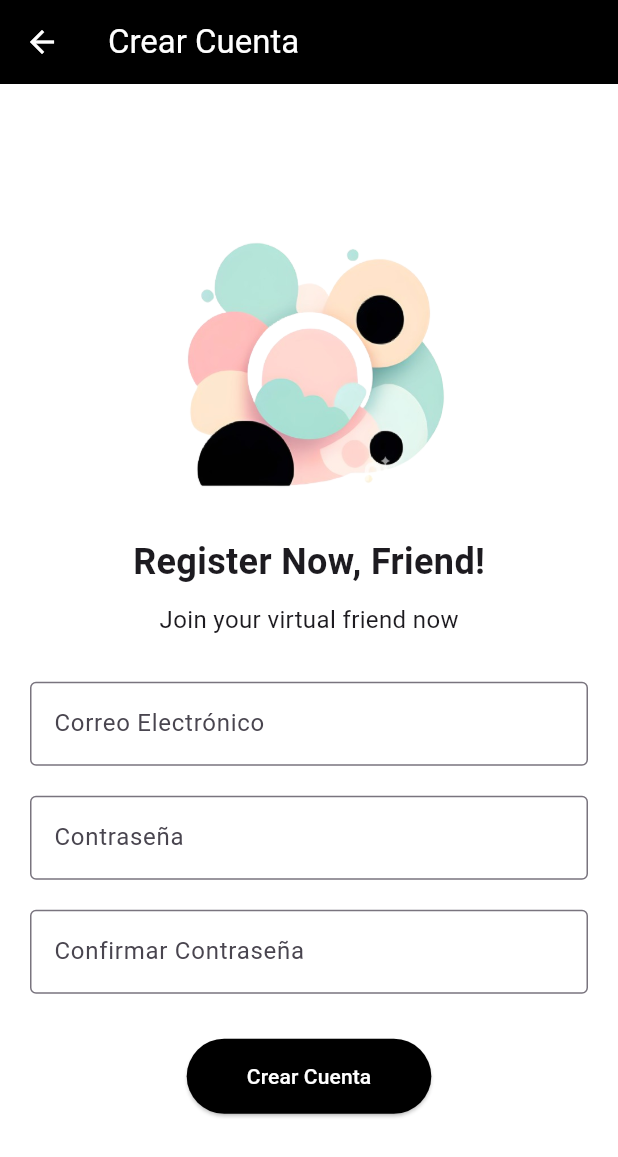
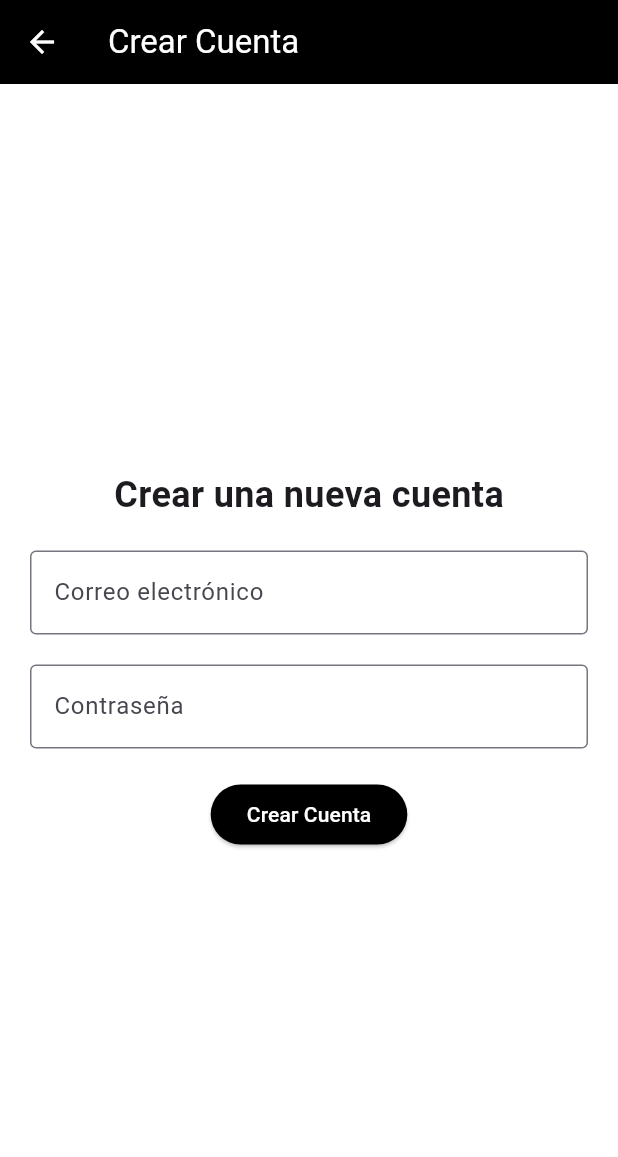
Before and after one commit to bvlmari/Nemoa, a Flutter app: the SignUpPage screen opened by its route, on a phone screen of 412 x 824 dp. Shown: the top 1157 px of the screen. Run offline on Flutter 3.47's test engine with Material 3 defaults, Android fonts, the phone set to English and light mode, and no system bars; our stand-ins replace supabase_flutter; accounts and stored records are empty.

Commit message:
update pantalla de registro

```diff
--- a/nemoa/lib/main.dart
+++ b/nemoa/lib/main.dart
@@ -298,77 +298,86 @@ class LoginPage extends StatelessWidget {
 }
 
 // Pantalla de creación de cuenta
+
 class SignUpPage extends StatelessWidget {
   const SignUpPage({super.key});
 
   @override
   Widget build(BuildContext context) {
+    final emailController = TextEditingController();
+    final passwordController = TextEditingController();
+
+    Future<void> _signUp() async {
+      final email = emailController.text;
+      final password = passwordController.text;
+
+      try {
+        final response = await Supabase.instance.client.auth.signUp(
+          email: email,
+          password: password,
+        );
+
+        // Verificar si el registro fue exitoso
+        if (response.user == null) {
+          // Muestra un mensaje de error si no se creó el usuario
+          ScaffoldMessenger.of(context).showSnackBar(
+            const SnackBar(content: Text('Error al registrarse.')),
+          );
+        } else {
+          // Registro exitoso
+          ScaffoldMessenger.of(context).showSnackBar(
+            const SnackBar(content: Text('Registro exitoso!')),
+          );
+          // Redirige al usuario a la pantalla de inicio de sesión
+          Navigator.pushNamed(context, '/loginPage');
+        }
+      } catch (e) {
+        print('Error al registrarse: $e');
+        ScaffoldMessenger.of(context).showSnackBar(
+          SnackBar(content: Text('Error al registrarse: $e')),
+        );
+      }
+    }
+
     return Scaffold(
-      appBar: AppBar(
-        title: const Text('Crear Cuenta'),
-      ),
+      appBar: AppBar(title: const Text('Crear Cuenta')),
       body: Padding(
         padding: const EdgeInsets.all(20.0),
-        child: Center(
         child: Column(
           mainAxisAlignment: MainAxisAlignment.center,
           children: <Widget>[
-              Image.asset(
-                'assets/your_image.png', // Ensure this file exists in your assets folder
-                height: 200,
-                width: 200,
+            const Text(
+              'Crear una nueva cuenta',
+              style: TextStyle(fontSize: 24, fontWeight: FontWeight.bold),
             ),
             const SizedBox(height: 20),
-              const Text(
-                'Register Now, Friend!',
-                style: TextStyle(fontSize: 24, fontWeight: FontWeight.bold),
-              ),
-              const SizedBox(height: 10),
-              const Text(
-                'Join your virtual friend now',
-                style: TextStyle(fontSize: 16),
-              ),
-              const SizedBox(height: 30),
-              const TextField(
-                decoration: InputDecoration(
-                  labelText: 'Correo Electrónico',
+            TextField(
+              controller: emailController,
+              decoration: const InputDecoration(
                 border: OutlineInputBorder(),
+                hintText: 'Ingresa tu correo electrónico',
+                labelText: 'Correo electrónico',
               ),
               keyboardType: TextInputType.emailAddress,
             ),
             const SizedBox(height: 20),
-              const TextField(
-                decoration: InputDecoration(
+            TextField(
+              controller: passwordController,
+              decoration: const InputDecoration(
+                border: OutlineInputBorder(),
+                hintText: 'Ingresa tu contraseña',
                 labelText: 'Contraseña',
-                  border: OutlineInputBorder(),
               ),
               obscureText: true,
             ),
             const SizedBox(height: 20),
-              const TextField(
-                decoration: InputDecoration(
-                  labelText: 'Confirmar Contraseña',
-                  border: OutlineInputBorder(),
-                ),
-                obscureText: true,
-              ),
-              const SizedBox(height: 30),
             ElevatedButton(
-                style: ElevatedButton.styleFrom(
-                  backgroundColor: Colors.black,
-                  padding:
-                      const EdgeInsets.symmetric(horizontal: 40, vertical: 15),
-                ),
-                onPressed: () {
-                  // Lógica de registro aquí
-                },
-                child: const Text(
-                  'Crear Cuenta',
-                  style: TextStyle(color: Colors.white),
-                ),
+              onPressed: _signUp,
+              style: ElevatedButton.styleFrom(backgroundColor: Colors.black),
+              child: const Text('Crear Cuenta',
+                  style: TextStyle(color: Colors.white)),
             ),
           ],
-          ),
         ),
       ),
     );
```
Lines whose indentation alone changed are shown as unchanged.
